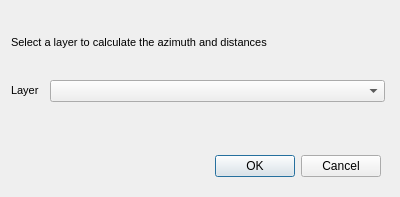
First picture: the form in azmDist_dialog_base.ui, repository franciscocamellon/azmdist, before the edit.
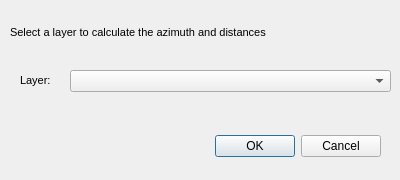
Second picture: the form after the edit.

Patch:
```diff
--- a/azmDist_dialog_base.ui
+++ b/azmDist_dialog_base.ui
@@ -7,7 +7,7 @@
     <x>0</x>
     <y>0</y>
     <width>400</width>
-    <height>197</height>
+    <height>180</height>
    </rect>
   </property>
   <property name="windowTitle">
@@ -16,9 +16,9 @@
   <widget class="QDialogButtonBox" name="button_box">
    <property name="geometry">
     <rect>
-     <x>40</x>
-     <y>150</y>
-     <width>341</width>
+     <x>170</x>
+     <y>130</y>
+     <width>211</width>
      <height>32</height>
     </rect>
    </property>
@@ -32,9 +32,9 @@
   <widget class="QComboBox" name="lyrcomboBox">
    <property name="geometry">
     <rect>
-     <x>50</x>
-     <y>80</y>
-     <width>335</width>
+     <x>70</x>
+     <y>70</y>
+     <width>321</width>
      <height>22</height>
     </rect>
    </property>
@@ -42,8 +42,8 @@
   <widget class="QLabel" name="label">
    <property name="geometry">
     <rect>
-     <x>11</x>
-     <y>30</y>
+     <x>10</x>
+     <y>20</y>
      <width>380</width>
      <height>25</height>
     </rect>
@@ -71,8 +71,8 @@
   <widget class="QLabel" name="label_2">
    <property name="geometry">
     <rect>
-     <x>11</x>
-     <y>80</y>
+     <x>20</x>
+     <y>70</y>
      <width>45</width>
      <height>20</height>
     </rect>
@@ -83,7 +83,7 @@
     </font>
    </property>
    <property name="text">
-    <string>Layer</string>
+    <string>Layer:</string>
    </property>
   </widget>
  </widget>
```
